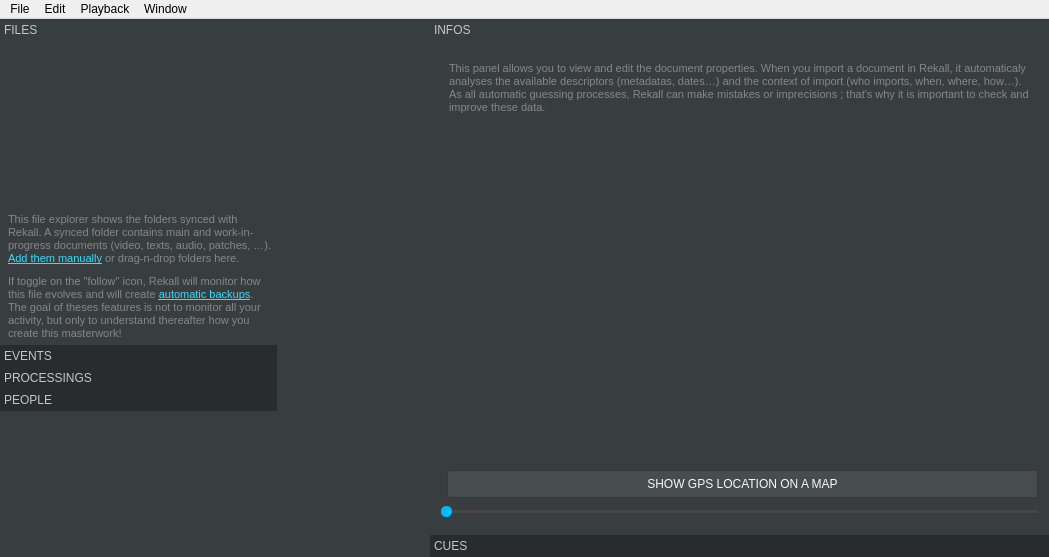
This is rekall.ui in Rekall/Rekall as Qt 5 draws it before an edit. The edited form follows.
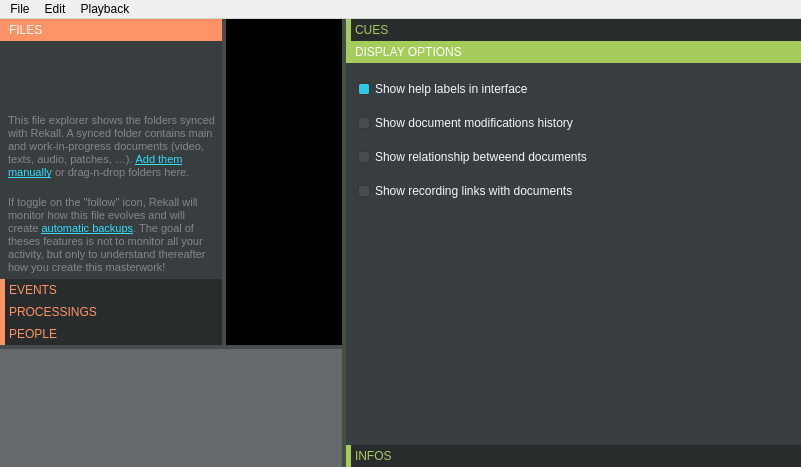
This is the edited form. The open tabs and pages were chosen to show the change. Icons and pictures are not drawn. Custom widgets are drawn as their Qt base class.

The edit to the form file:
```diff
--- a/rekall.ui
+++ b/rekall.ui
@@ -6,8 +6,8 @@
    <rect>
     <x>0</x>
     <y>0</y>
-    <width>1049</width>
-    <height>557</height>
+    <width>801</width>
+    <height>467</height>
    </rect>
   </property>
   <property name="windowTitle">
@@ -35,15 +35,11 @@
 	padding: 3px;
 }
 
-QDialog, QWidget#chutier, QFrame#globalFrame, QWidget#centralwidget, QWidget#player, QWidget#timeline, QWidget#viewer {
+QFrame#globalFrame, QDialog, QWidget#chutier, QWidget#centralwidget {
 	background-color: 	rgb(56, 61, 63);
-	border:						0px solid black;
+	border: 					0px solid black;
 }
 
-QFrame#globalFrameBlk {
-	background-color: 	rgb(0, 0, 0);
-	border:						0px solid black;
-}
 
 
 QLabel, QCheckBox, QRadioButton {
@@ -96,20 +92,59 @@
 }
 
 
+QToolBox {
+	border:									0px solid black;
+}
 QToolBox::tab {
 	background-color: 				rgb(41, 44, 45);
 	color: 									rgb(194, 198, 198);
+	border:									0px solid black;
+	border-left:							5px solid rgb(114, 118, 118);
 }
-QToolBox::tab:selected {
-	background-color: 				rgb(56, 61, 63);
+QToolBox#toolBoxLeft::tab {
+	color: 									rgb(255,147,102);
+	border-left:							5px solid rgb(255,147,102);
 }
-QToolBox::tab:disabled {
-	background-color: 				rgb(41, 44, 45);
-	color: 									rgb(56, 61, 63);
+QToolBox#toolBoxLeft::tab:selected {
+	color:									white;
+	background-color: 				rgb(255,147,102);
+	border-left:							5px solid rgb(255,147,102);
 }
-QToolBox QWidget#chutierPage, QToolBox QWidget#feedPage, QToolBox QWidget#infosPage, QToolBox QWidget#conduitePage, QToolBox QWidget#tasksPage, QToolBox QWidget#peoplePage, QToolBox QWidget#previewPage {
+QToolBox#toolBoxRight::tab {
+	color:									rgb(166,204,91);
+	border-left:							5px solid rgb(166,204,91);
+}
+QToolBox#toolBoxRight::tab:selected {
+	color:									white;
+	background-color: 				rgb(166,204,91);
+	border-left:							5px solid rgb(166,204,91);
+}
+QToolBox#toolBoxLeft::tab:disabled, QToolBox#toolBoxRight::tab:disabled {
+	color:									rgb(56, 61, 63);
+	border-left:							5px solid rgb(56, 61, 63);
+}
+QToolBox QWidget#chutierPage, QToolBox QWidget#feedPage, QToolBox QWidget#infosPage, QToolBox QWidget#conduitePage, QToolBox QWidget#tasksPage, QToolBox QWidget#peoplePage, QToolBox QWidget#previewPage, QToolBox QWidget#filtersPage {
+	border:									0px solid black;
 	background-color: 				rgb(56, 61, 63);
 }
+QFrame#frameGlobalTimeline, QWidget#timeline {
+	border:									0px solid black;
+	background-color: 				rgb(101, 105, 107);
+}
+QFrame#frameGlobalViewer, QWidget#viewer, QFrame#globalFramePlayer, QWidget#player {
+	border:									0px solid black;
+	background-color: 				rgb(0, 0, 0);
+}
+QFrame#globalFrameSorting {
+	border:									0px solid black;
+	background-color: 				rgb(255,84,79);
+}
+QFrame#globalFramePhases {
+	border:									0px solid black;
+	background-color: 				rgb(255,84,79);
+}
+
+
 
 
 QTreeView {
@@ -154,7 +189,7 @@
 	background-color: 	rgb(21, 91, 143);
 }
 QPushButton::checked, QPushButton:pressed, QCheckBox::indicator:checked, QTreeView::indicator:checked, QRadioButton::indicator:checked {
-	background-color: 	rgb(0, 187, 255);
+	background-color: 	rgb(45, 202, 225);
 }
 
 
@@ -191,6 +226,7 @@
 	background:			rgb(242, 241, 237);
 	color: 					black;
 	margin-left: 		3px;
+	margin-right: 		3px;
 	border-radius: 	3px;
 	selection-color: 	black;
 	padding-left: 		5px;
@@ -244,18 +280,18 @@
 	margin-top: 			-4px;
 	margin-bottom: 		-4px;
 	border: 					0px solid black;
-	background-color: 	rgb(0, 187, 250);
+	background-color: 	rgb(45, 202, 225);
 }
 
 
-QSplitter::handle {
-	background: 	rgb(56, 61, 63);
-}
-QSplitter::handle:pressed {
-	background: 	rgb(50, 221, 255);
- }
-QSplitter::handle:horizontal	 	{	width: 	4px; }
-QSplitter::handle:vertical     		{	height:	4px; }
+QSplitter#conduiteSplitter::handle 				{		background: 	rgba(166,204,91,   30);	}
+QSplitter#conduiteSplitter::handle:pressed 	{		background: 	rgb(166,204,91);				}
+QSplitter#fileSplitter::handle 						{		background: 	rgba(255,147,102, 30);	}
+QSplitter#fileSplitter::handle:pressed 			{		background: 	rgb(255,147,102);			}
+QSplitter#timelineSplitter::handle 				{		background: 	rgb(71, 77, 79);				}
+QSplitter#timelineSplitter::handle:pressed 	{		background: 	rgb(226,226,226);			}
+QSplitter::handle:horizontal	 						{		width: 	4px; 											}
+QSplitter::handle:vertical     							{		height:	4px; 											}
 
 QDockWidget {
 }
@@ -281,7 +317,64 @@
 	border-top: 				1px solid rgb(50, 50, 50);
 	background-color: 	rgb(30, 30, 30);
 }
-</string>
+
+
+
+QFrame#frameGlobalTimeline QPushButton {
+	border:						2px solid black;
+	border-color:			rgb(74,201,159);
+	background-color:	rgb(74,201,159);
+	padding:					0px;
+	padding-left: 			4px;
+	padding-right: 		4px;
+	margin:					0px;
+	height:						20px;
+	min-height:				20px;
+	max-height:				20px;
+}
+QFrame#frameGlobalTimeline QPushButton:checked, QFrame#frameGlobalTimeline QPushButton:pressed {
+	border-color:			rgb(255,84,79);
+	background-color:	rgb(255,84,79);
+}
+QFrame#frameGlobalTimeline QPushButton:hover {
+	border-color:			rgb(226,226,226);
+}
+QFrame#frameGlobalTimeline QSlider::handle:horizontal {
+	background-color: 	rgb(74,201,159);
+}
+QFrame#frameGlobalTimeline QPushButton#ffButton, QFrame#frameGlobalTimeline QPushButton#playButton {
+	padding: 					0px;
+	margin:					0px;
+	width:						30px;
+	height:						30px;
+	min-width:				30px;
+	min-height:				30px;
+	max-width:				30px;
+	max-height:				30px;
+	border-radius:			17px;
+}
+QFrame#frameGlobalTimeline QFrame#frameGlobalTimelineFilters, QFrame#frameGlobalTimeline QFrame#frameGlobalTimelineTransport, QFrame#frameGlobalTimeline QFrame#frameGlobalTimelineZoom, QFrame#frameGlobalTimeline QFrame#frameGlobalTimelineMisc {
+	background: 			transparent;
+	border:						0px solid black;
+}
+QFrame#frameGlobalTimeline QFrame#frameGlobalTimelineTransport, QFrame#frameGlobalTimeline QFrame#frameGlobalTimelineZoom, QFrame#frameGlobalTimeline QFrame#frameGlobalTimelineMisc {
+	border-left:				5px solid rgb(45, 50, 53);
+}
+QFrame#frameGlobalTimeline QFrame#frameGlobalTimelineTransport {
+	background:				rgb(45, 50, 53);
+}
+
+
+
+QFrame#globalFrameSorting QLineEdit, QFrame#globalFrameSorting QComboBox, QFrame#globalFramePhases QLineEdit, QFrame#globalFramePhases QComboBox {
+	color:						white;
+	border: 					0px solid black;
+	background: 			rgba(255, 255, 255, 100);
+}
+QFrame#globalFrameSorting QComboBox::drop-down, QFrame#globalFramePhases QComboBox::drop-down {
+	background: 			rgba(255, 255, 255, 100);
+    image: 						url(:/icons/res_icon_down.png);
+}</string>
   </property>
   <widget class="QWidget" name="centralwidget">
    <layout class="QVBoxLayout" name="verticalLayout_2">
@@ -325,8 +418,8 @@
            <rect>
             <x>0</x>
             <y>0</y>
-            <width>263</width>
-            <height>304</height>
+            <width>200</width>
+            <height>237</height>
            </rect>
           </property>
           <attribute name="label">
@@ -571,18 +664,145 @@
       </widget>
       <widget class="QToolBox" name="toolBoxRight">
        <property name="currentIndex">
-        <number>0</number>
+        <number>2</number>
        </property>
        <property name="tabSpacing">
-        <number>5</number>
+        <number>0</number>
        </property>
+       <widget class="QWidget" name="conduitePage">
+        <property name="geometry">
+         <rect>
+          <x>0</x>
+          <y>0</y>
+          <width>100</width>
+          <height>449</height>
+         </rect>
+        </property>
+        <attribute name="label">
+         <string>CUES</string>
+        </attribute>
+        <layout class="QVBoxLayout" name="verticalLayout_5" stretch="1,9999">
+         <property name="spacing">
+          <number>0</number>
+         </property>
+         <property name="leftMargin">
+          <number>0</number>
+         </property>
+         <property name="topMargin">
+          <number>0</number>
+         </property>
+         <property name="rightMargin">
+          <number>0</number>
+         </property>
+         <property name="bottomMargin">
+          <number>0</number>
+         </property>
+         <item>
+          <widget class="QLabel" name="conduiteLabel">
+           <property name="text">
+            <string>&lt;html&gt;&lt;head/&gt;&lt;body style=&quot;font-style:normal;&quot;&gt;&lt;p&gt;Here are listed all the cues of the project. By default, all the markers and documents of the timeline will appear in the cue list. As in all the other views of Rekall, you can filter the cues through the &lt;a href=&quot;rekall:openInspector&quot; style=&quot; text-decoration: underline; color:#32DDFF;&quot;&gt;inspector panel&lt;/a&gt;.&lt;/p&gt;&lt;p&gt;Be aware you can also &lt;a href=&quot;rekall:openNetwork&quot; style=&quot; text-decoration: underline; color:#32DDFF;&quot;&gt;synchronize&lt;/a&gt; multiple Rekall each others, allowing you to use Rekall as a real time cue sheet for performers or technical actors of your project.&lt;/p&gt;&lt;/body&gt;&lt;/html&gt;</string>
+           </property>
+           <property name="alignment">
+            <set>Qt::AlignLeading|Qt::AlignLeft|Qt::AlignTop</set>
+           </property>
+           <property name="wordWrap">
+            <bool>true</bool>
+           </property>
+          </widget>
+         </item>
+         <item>
+          <widget class="Viewer" name="viewer" native="true">
+           <property name="minimumSize">
+            <size>
+             <width>100</width>
+             <height>100</height>
+            </size>
+           </property>
+          </widget>
+         </item>
+        </layout>
+       </widget>
+       <widget class="QWidget" name="filtersPage">
+        <property name="geometry">
+         <rect>
+          <x>0</x>
+          <y>0</y>
+          <width>227</width>
+          <height>132</height>
+         </rect>
+        </property>
+        <attribute name="label">
+         <string>DISPLAY OPTIONS</string>
+        </attribute>
+        <layout class="QVBoxLayout" name="verticalLayout_4">
+         <property name="spacing">
+          <number>6</number>
+         </property>
+         <property name="leftMargin">
+          <number>12</number>
+         </property>
+         <property name="topMargin">
+          <number>12</number>
+         </property>
+         <property name="rightMargin">
+          <number>12</number>
+         </property>
+         <property name="bottomMargin">
+          <number>12</number>
+         </property>
+         <item>
+          <widget class="QCheckBox" name="help">
+           <property name="text">
+            <string>Show help labels in interface</string>
+           </property>
+           <property name="checked">
+            <bool>true</bool>
+           </property>
+          </widget>
+         </item>
+         <item>
+          <widget class="QCheckBox" name="history">
+           <property name="text">
+            <string>Show document modifications history</string>
+           </property>
+          </widget>
+         </item>
+         <item>
+          <widget class="QCheckBox" name="linkedTags">
+           <property name="text">
+            <string>Show relationship betweend documents</string>
+           </property>
+          </widget>
+         </item>
+         <item>
+          <widget class="QCheckBox" name="linkedRenders">
+           <property name="text">
+            <string>Show recording links with documents</string>
+           </property>
+          </widget>
+         </item>
+         <item>
+          <spacer name="verticalSpacer_2">
+           <property name="orientation">
+            <enum>Qt::Vertical</enum>
+           </property>
+           <property name="sizeHint" stdset="0">
+            <size>
+             <width>20</width>
+             <height>40</height>
+            </size>
+           </property>
+          </spacer>
+         </item>
+        </layout>
+       </widget>
        <widget class="QWidget" name="infosPage">
         <property name="geometry">
          <rect>
           <x>0</x>
           <y>0</y>
-          <width>633</width>
-          <height>479</height>
+          <width>483</width>
+          <height>376</height>
          </rect>
         </property>
         <attribute name="label">
@@ -659,59 +879,6 @@
          </item>
         </layout>
        </widget>
-       <widget class="QWidget" name="conduitePage">
-        <property name="geometry">
-         <rect>
-          <x>0</x>
-          <y>0</y>
-          <width>100</width>
-          <height>449</height>
-         </rect>
-        </property>
-        <attribute name="label">
-         <string>CUES</string>
-        </attribute>
-        <layout class="QVBoxLayout" name="verticalLayout_5" stretch="1,9999">
-         <property name="spacing">
-          <number>0</number>
-         </property>
-         <property name="leftMargin">
-          <number>0</number>
-         </property>
-         <property name="topMargin">
-          <number>0</number>
-         </property>
-         <property name="rightMargin">
-          <number>0</number>
-         </property>
-         <property name="bottomMargin">
-          <number>0</number>
-         </property>
-         <item>
-          <widget class="QLabel" name="conduiteLabel">
-           <property name="text">
-            <string>&lt;html&gt;&lt;head/&gt;&lt;body style=&quot;font-style:normal;&quot;&gt;&lt;p&gt;Here are listed all the cues of the project. By default, all the markers and documents of the timeline will appear in the cue list. As in all the other views of Rekall, you can filter the cues through the &lt;a href=&quot;rekall:openInspector&quot; style=&quot; text-decoration: underline; color:#32DDFF;&quot;&gt;inspector panel&lt;/a&gt;.&lt;/p&gt;&lt;p&gt;Be aware you can also &lt;a href=&quot;rekall:openNetwork&quot; style=&quot; text-decoration: underline; color:#32DDFF;&quot;&gt;synchronize&lt;/a&gt; multiple Rekall each others, allowing you to use Rekall as a real time cue sheet for performers or technical actors of your project.&lt;/p&gt;&lt;/body&gt;&lt;/html&gt;</string>
-           </property>
-           <property name="alignment">
-            <set>Qt::AlignLeading|Qt::AlignLeft|Qt::AlignTop</set>
-           </property>
-           <property name="wordWrap">
-            <bool>true</bool>
-           </property>
-          </widget>
-         </item>
-         <item>
-          <widget class="Viewer" name="viewer" native="true">
-           <property name="minimumSize">
-            <size>
-             <width>100</width>
-             <height>100</height>
-            </size>
-           </property>
-          </widget>
-         </item>
-        </layout>
-       </widget>
       </widget>
      </widget>
     </item>
@@ -722,7 +889,7 @@
     <rect>
      <x>0</x>
      <y>0</y>
-     <width>1049</width>
+     <width>801</width>
      <height>22</height>
     </rect>
    </property>
@@ -733,12 +900,6 @@
     <addaction name="actionPlay"/>
     <addaction name="actionRewind"/>
    </widget>
-   <widget class="QMenu" name="menuWindow">
-    <property name="title">
-     <string>Window</string>
-    </property>
-    <addaction name="actionInspector"/>
-   </widget>
    <widget class="QMenu" name="menuFile">
     <property name="title">
      <string>File</string>
@@ -754,7 +915,6 @@
    <addaction name="menuFile"/>
    <addaction name="menuEdit"/>
    <addaction name="menuPlayback"/>
-   <addaction name="menuWindow"/>
   </widget>
   <action name="actionPlay">
    <property name="text">
```
Left out of the diff: 14 changed lines with no effect on the pictures.
